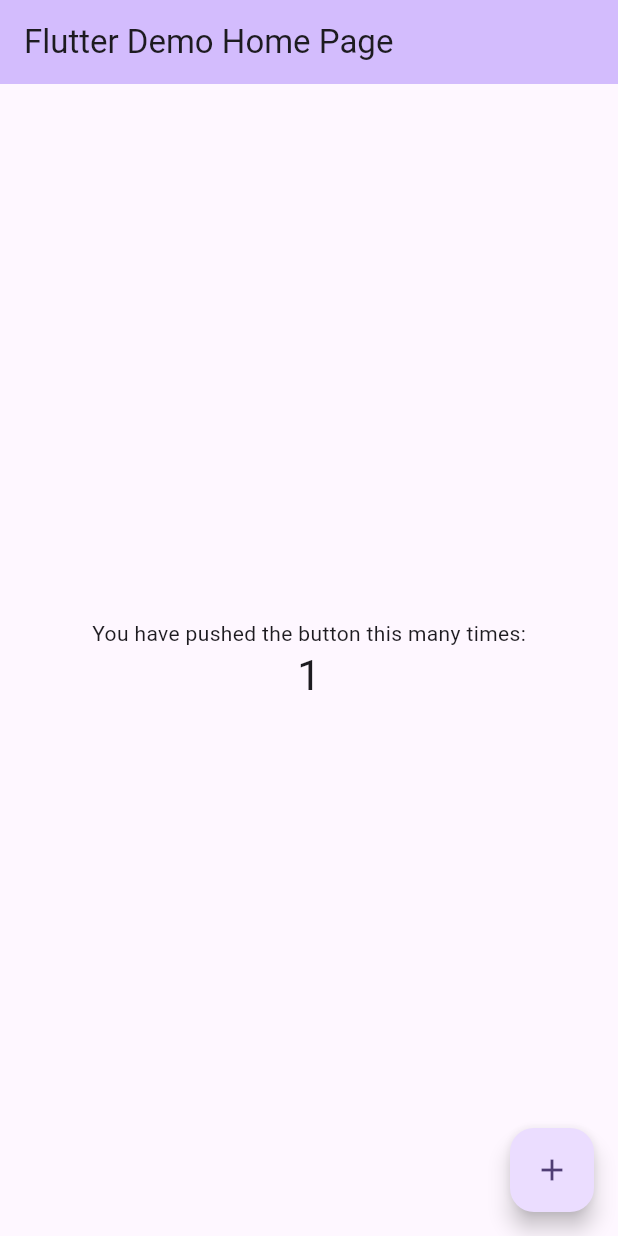
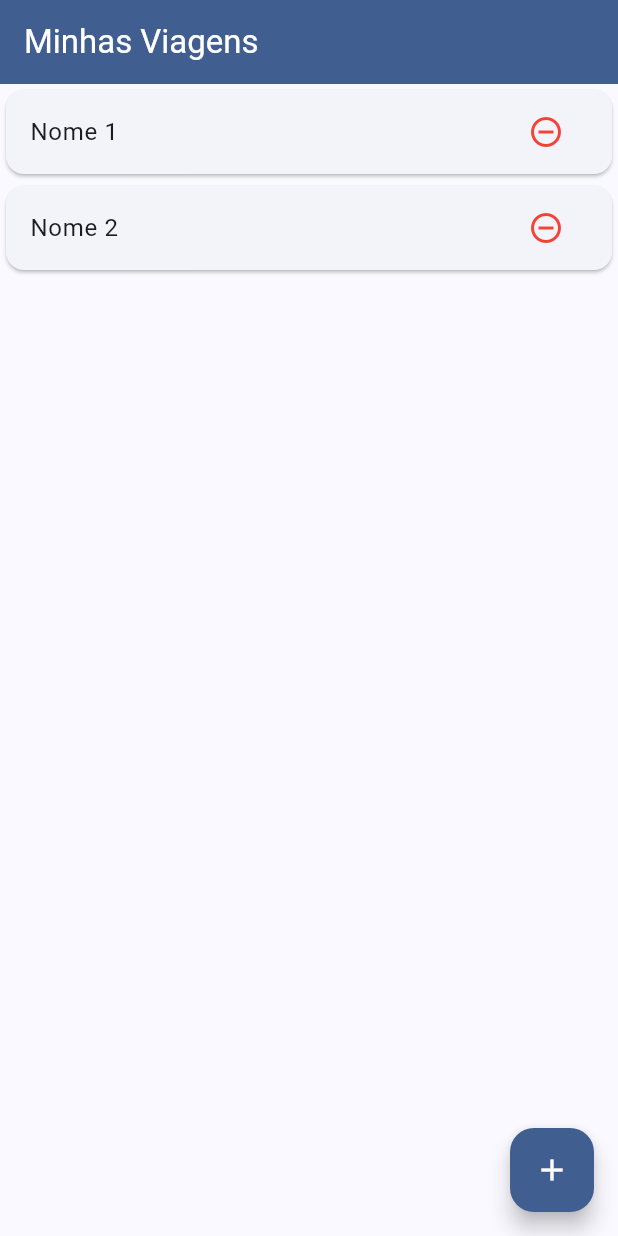
Before and after one commit to samirRibeiro77/travels, a Flutter app: the screen it shows after launch, after a tap on the "add" icon, on a phone screen of 412 x 824 dp. Run offline on Flutter 3.47's test engine with Material 3 defaults, Android fonts, the phone set to English and light mode, and no system bars.

Commit message:
First configurations
SplashScreen and Home

```diff
--- a/lib/main.dart
+++ b/lib/main.dart
@@ -1,122 +1,23 @@
 import 'package:flutter/material.dart';
+import 'package:travels/ui/splash_screen.dart';
 
 void main() {
-  runApp(const MyApp());
+  runApp(const MyTravelsApp());
 }
 
-class MyApp extends StatelessWidget {
-  const MyApp({super.key});
+class MyTravelsApp extends StatelessWidget {
+  const MyTravelsApp({super.key});
 
-  // This widget is the root of your application.
+  final _appName = "Minhas viagens";
+
   @override
   Widget build(BuildContext context) {
     return MaterialApp(
-      title: 'Flutter Demo',
+      title: _appName,
       theme: ThemeData(
-        // This is the theme of your application.
-        //
-        // TRY THIS: Try running your application with "flutter run". You'll see
-        // the application has a purple toolbar. Then, without quitting the app,
-        // try changing the seedColor in the colorScheme below to Colors.green
-        // and then invoke "hot reload" (save your changes or press the "hot
-        // reload" button in a Flutter-supported IDE, or press "r" if you used
-        // the command line to start the app).
-        //
-        // Notice that the counter didn't reset back to zero; the application
-        // state is not lost during the reload. To reset the state, use hot
-        // restart instead.
-        //
-        // This works for code too, not just values: Most code changes can be
-        // tested with just a hot reload.
-        colorScheme: ColorScheme.fromSeed(seedColor: Colors.deepPurple),
+        colorScheme: ColorScheme.fromSeed(seedColor: Color(0xff0066cc)),
       ),
-      home: const MyHomePage(title: 'Flutter Demo Home Page'),
+      home: const SplashScreen(),
     );
   }
 }
-
-class MyHomePage extends StatefulWidget {
-  const MyHomePage({super.key, required this.title});
-
-  // This widget is the home page of your application. It is stateful, meaning
-  // that it has a State object (defined below) that contains fields that affect
-  // how it looks.
-
-  // This class is the configuration for the state. It holds the values (in this
-  // case the title) provided by the parent (in this case the App widget) and
-  // used by the build method of the State. Fields in a Widget subclass are
-  // always marked "final".
-
-  final String title;
-
-  @override
-  State<MyHomePage> createState() => _MyHomePageState();
-}
-
-class _MyHomePageState extends State<MyHomePage> {
-  int _counter = 0;
-
-  void _incrementCounter() {
-    setState(() {
-      // This call to setState tells the Flutter framework that something has
-      // changed in this State, which causes it to rerun the build method below
-      // so that the display can reflect the updated values. If we changed
-      // _counter without calling setState(), then the build method would not be
-      // called again, and so nothing would appear to happen.
-      _counter++;
-    });
-  }
-
-  @override
-  Widget build(BuildContext context) {
-    // This method is rerun every time setState is called, for instance as done
-    // by the _incrementCounter method above.
-    //
-    // The Flutter framework has been optimized to make rerunning build methods
-    // fast, so that you can just rebuild anything that needs updating rather
-    // than having to individually change instances of widgets.
-    return Scaffold(
-      appBar: AppBar(
-        // TRY THIS: Try changing the color here to a specific color (to
-        // Colors.amber, perhaps?) and trigger a hot reload to see the AppBar
-        // change color while the other colors stay the same.
-        backgroundColor: Theme.of(context).colorScheme.inversePrimary,
-        // Here we take the value from the MyHomePage object that was created by
-        // the App.build method, and use it to set our appbar title.
-        title: Text(widget.title),
-      ),
-      body: Center(
-        // Center is a layout widget. It takes a single child and positions it
-        // in the middle of the parent.
-        child: Column(
-          // Column is also a layout widget. It takes a list of children and
-          // arranges them vertically. By default, it sizes itself to fit its
-          // children horizontally, and tries to be as tall as its parent.
-          //
-          // Column has various properties to control how it sizes itself and
-          // how it positions its children. Here we use mainAxisAlignment to
-          // center the children vertically; the main axis here is the vertical
-          // axis because Columns are vertical (the cross axis would be
-          // horizontal).
-          //
-          // TRY THIS: Invoke "debug painting" (choose the "Toggle Debug Paint"
-          // action in the IDE, or press "p" in the console), to see the
-          // wireframe for each widget.
-          mainAxisAlignment: MainAxisAlignment.center,
-          children: <Widget>[
-            const Text('You have pushed the button this many times:'),
-            Text(
-              '$_counter',
-              style: Theme.of(context).textTheme.headlineMedium,
-            ),
-          ],
-        ),
-      ),
-      floatingActionButton: FloatingActionButton(
-        onPressed: _incrementCounter,
-        tooltip: 'Increment',
-        child: const Icon(Icons.add),
-      ), // This trailing comma makes auto-formatting nicer for build methods.
-    );
-  }
-}
--- /dev/null
+++ b/lib/ui/home.dart
@@ -0,0 +1,69 @@
+import 'package:flutter/material.dart';
+
+class Home extends StatefulWidget {
+  const Home({super.key});
+
+  @override
+  State<Home> createState() => _HomeState();
+}
+
+class _HomeState extends State<Home> {
+  var _travelList = ["Nome 1", "Nome 2"];
+
+  _openMapLocation() {}
+
+  _removeTravel() {}
+
+  _newTravel() {}
+
+  @override
+  Widget build(BuildContext context) {
+    return Scaffold(
+      appBar: AppBar(
+        foregroundColor: Colors.white,
+        backgroundColor: Theme.of(context).colorScheme.primary,
+        title: Text("Minhas Viagens"),
+      ),
+      body: Column(
+        children: [
+          Expanded(
+            child: ListView.builder(
+              itemCount: _travelList.length,
+              itemBuilder: (context, index) {
+                return GestureDetector(
+                  onTap: _openMapLocation,
+                  child: Card(
+                    child: ListTile(
+                      title: Text(_travelList[index]),
+                      trailing: Row(
+                        mainAxisSize: MainAxisSize.min,
+                        children: [
+                          GestureDetector(
+                            onTap: _removeTravel,
+                            child: Padding(
+                              padding: EdgeInsets.all(8),
+                              child: Icon(
+                                Icons.remove_circle_outline,
+                                color: Colors.red,
+                              ),
+                            ),
+                          ),
+                        ],
+                      ),
+                    ),
+                  ),
+                );
+              },
+            ),
+          ),
+        ],
+      ),
+      floatingActionButton: FloatingActionButton(
+        onPressed: _newTravel,
+        backgroundColor: Theme.of(context).colorScheme.primary,
+        foregroundColor: Colors.white,
+        child: Icon(Icons.add),
+      ),
+    );
+  }
+}
--- /dev/null
+++ b/lib/ui/splash_screen.dart
@@ -0,0 +1,34 @@
+import 'dart:async';
+
+import 'package:flutter/material.dart';
+import 'package:travels/ui/home.dart';
+
+class SplashScreen extends StatefulWidget {
+  const SplashScreen({super.key});
+
+  @override
+  State<SplashScreen> createState() => _SplashScreenState();
+}
+
+class _SplashScreenState extends State<SplashScreen> {
+
+  @override
+  void didChangeDependencies() {
+    super.didChangeDependencies();
+
+    Timer(Duration(seconds: 5), (){
+      Navigator.pushReplacement(context, MaterialPageRoute(builder: (_) => Home()));
+    });
+  }
+  @override
+  Widget build(BuildContext context) {
+    return Scaffold(
+      body: Container(
+        color: Theme.of(context).colorScheme.primary,
+        child: Center(
+          child: Image.asset("assets/images/logo.png"),
+        ),
+      ),
+    );
+  }
+}
--- a/pubspec.yaml
+++ b/pubspec.yaml
@@ -61,6 +61,8 @@ flutter:
   # assets:
   #   - images/a_dot_burr.jpeg
   #   - images/a_dot_ham.jpeg
+  assets:
+    - assets/images/logo.png
 
   # An image asset can refer to one or more resolution-specific "variants", see
   # https://flutter.dev/to/resolution-aware-images
```
Also changed, not shown: assets/images/logo.png (added), 1 other file.
